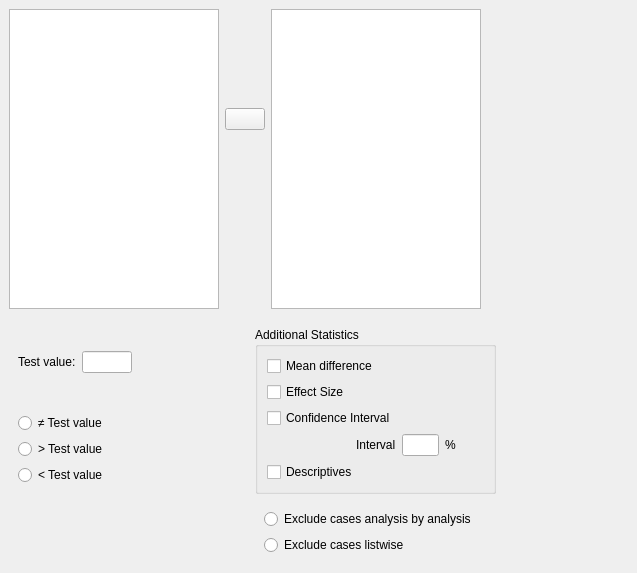
This is JASP-Desktop/analysisforms/ttestonesampleform.ui in jasp-stats/jasp-desktop as Qt 5 draws it before an edit. The edited form follows.
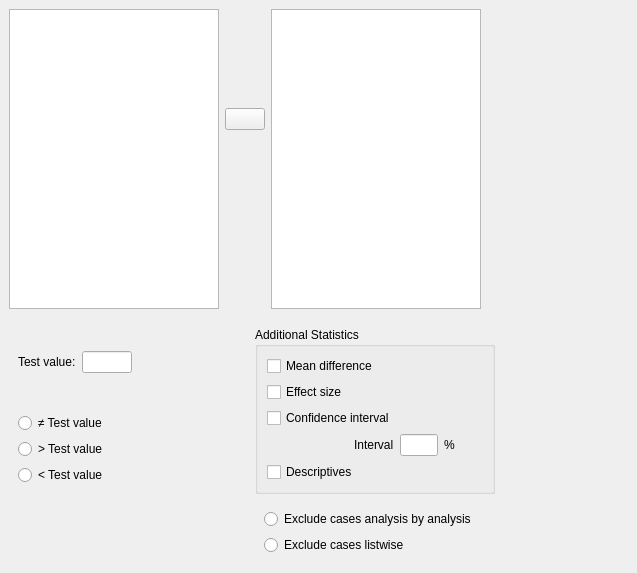
This is the edited form. Custom widgets are drawn as their Qt base class.

What changed in the file:
```diff
--- a/JASP-Desktop/analysisforms/ttestonesampleform.ui
+++ b/JASP-Desktop/analysisforms/ttestonesampleform.ui
@@ -99,7 +99,7 @@
          <item row="2" column="0" colspan="3">
           <widget class="BoundCheckBox" name="confidenceInterval">
            <property name="text">
-            <string>Confidence Interval</string>
+            <string>Confidence interval</string>
            </property>
           </widget>
          </item>
@@ -156,7 +156,7 @@
          <item row="1" column="0">
           <widget class="BoundCheckBox" name="effectSize">
            <property name="text">
-            <string>Effect Size</string>
+            <string>Effect size</string>
            </property>
           </widget>
          </item>
```
